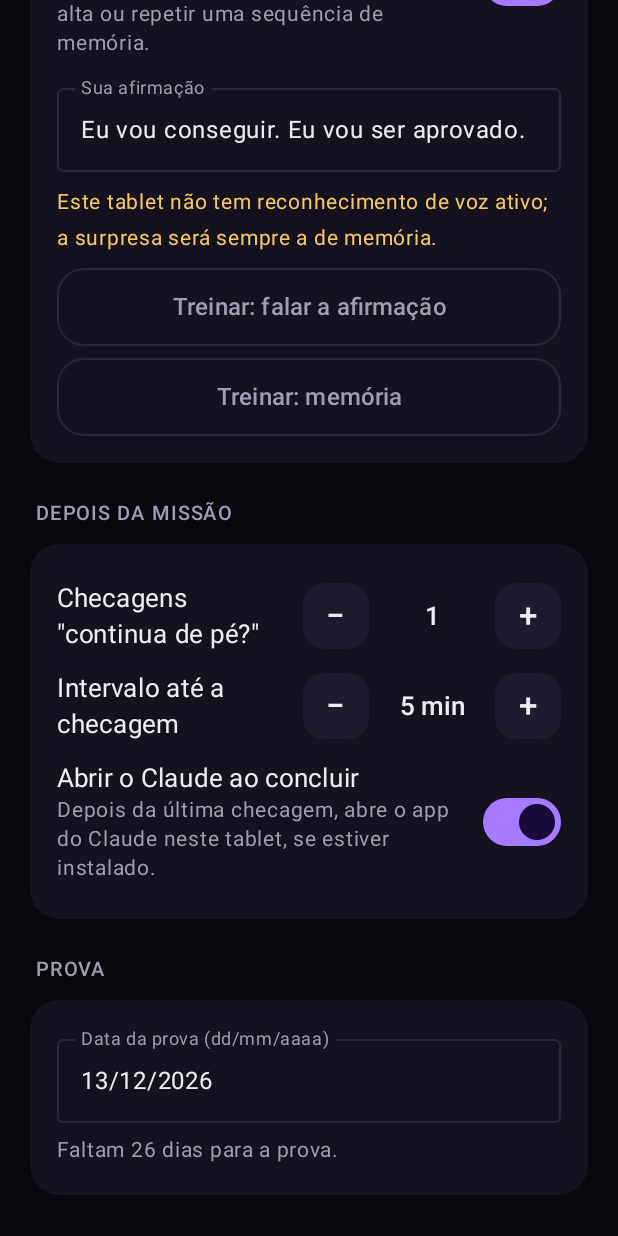
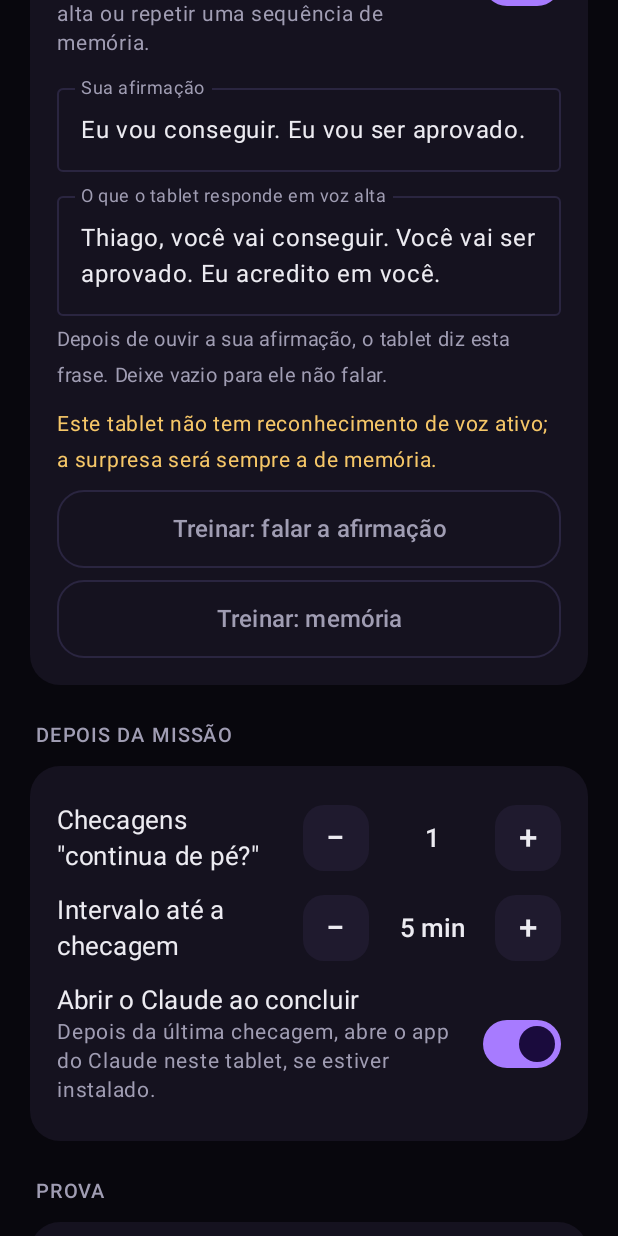
Before and after one commit to iacomthiago/levanta-despertador, an Android app built with Jetpack Compose: the composable TelaAjustes shown on its own in the app's theme, scrolled down 1153 dp, on a phone screen of 412 x 824 dp. Run offline under Robolectric (Android 15) with nearby library versions, the phone set to English and light mode, and no system bars; libraries missing offline, so code that uses them is left out: com.journeyapps.barcodescanner.

Commit message:
Missão de fala: o tablet responde em voz alta com uma frase de apoio
Co-Authored-By: Claude Fable 5.2 <noreply@anthropic.com>

```diff
--- a/app/src/main/AndroidManifest.xml
+++ b/app/src/main/AndroidManifest.xml
@@ -45,6 +45,9 @@
         <package android:name="com.anthropic.claude" />
         <intent>
             <action android:name="android.speech.RecognitionService" />
+        </intent>
+        <intent>
+            <action android:name="android.intent.action.TTS_SERVICE" />
         </intent>
     </queries>
 
--- a/app/src/main/java/com/iacomthiago/levanta/Data.kt
+++ b/app/src/main/java/com/iacomthiago/levanta/Data.kt
@@ -12,6 +12,7 @@ import org.json.JSONObject
 const val DEFAULT_PHRASE = "Eu levanto agora e cumpro o que prometi"
 const val DEFAULT_AFFIRMATION = "Eu vou conseguir. Eu vou ser aprovado."
 const val DEFAULT_EXAM_DATE = "13/12/2026"
+const val DEFAULT_ENCOURAGEMENT = "Thiago, você vai conseguir. Você vai ser aprovado. Eu acredito em você."
 
 class App : Application() {
     override fun onCreate() {
@@ -51,6 +52,8 @@ data class Config(
     /** Missão extra sorteada a cada despertar (falar a afirmação ou memória). */
     val surpriseEnabled: Boolean = true,
     val affirmation: String = DEFAULT_AFFIRMATION,
+    /** O que o app responde em voz alta depois de ouvir a afirmação; vazio desliga a resposta. */
+    val encouragement: String = DEFAULT_ENCOURAGEMENT,
     /** Começa com a música; depois de [musicSeconds] sem missão cumprida, vira o bipe. */
     val musicFirst: Boolean = true,
     val musicSeconds: Int = 60,
@@ -246,6 +249,7 @@ object Repo {
             .put("quizCount", value.quizCount)
             .put("surpriseEnabled", value.surpriseEnabled)
             .put("affirmation", value.affirmation)
+            .put("encouragement", value.encouragement)
             .put("musicFirst", value.musicFirst)
             .put("musicSeconds", value.musicSeconds)
             .put("examDate", value.examDate)
@@ -275,6 +279,7 @@ object Repo {
                 quizCount = o.optInt("quizCount", d.quizCount),
                 surpriseEnabled = o.optBoolean("surpriseEnabled", d.surpriseEnabled),
                 affirmation = o.optString("affirmation", d.affirmation),
+                encouragement = o.optString("encouragement", d.encouragement),
                 musicFirst = o.optBoolean("musicFirst", d.musicFirst),
                 musicSeconds = o.optInt("musicSeconds", d.musicSeconds),
                 examDate = o.optString("examDate", d.examDate),
--- a/app/src/main/java/com/iacomthiago/levanta/MainActivity.kt
+++ b/app/src/main/java/com/iacomthiago/levanta/MainActivity.kt
@@ -452,6 +452,19 @@ private fun TelaAjustes(onVoltar: () -> Unit, onCadastrar: () -> Unit, onTreinar
                     modifier = Modifier.fillMaxWidth(),
                 )
                 Espaco(8)
+                OutlinedTextField(
+                    value = c.encouragement,
+                    onValueChange = { Repo.updateConfig(c.copy(encouragement = it.take(160))) },
+                    label = { Text("O que o tablet responde em voz alta") },
+                    modifier = Modifier.fillMaxWidth(),
+                )
+                Text(
+                    "Depois de ouvir a sua afirmação, o tablet diz esta frase. Deixe vazio para ele não falar.",
+                    fontSize = 13.sp,
+                    color = Cor.Suave,
+                    modifier = Modifier.padding(top = 4.dp),
+                )
+                Espaco(8)
                 if (!microfone) {
                     Text(
                         "Para o tablet ouvir a afirmação, libere o microfone. Sem isso, a surpresa é sempre a de memória.",
```
Also changed, not shown: app/src/main/java/com/iacomthiago/levanta/Missions.kt (+108 -3 lines), 1 other file.
